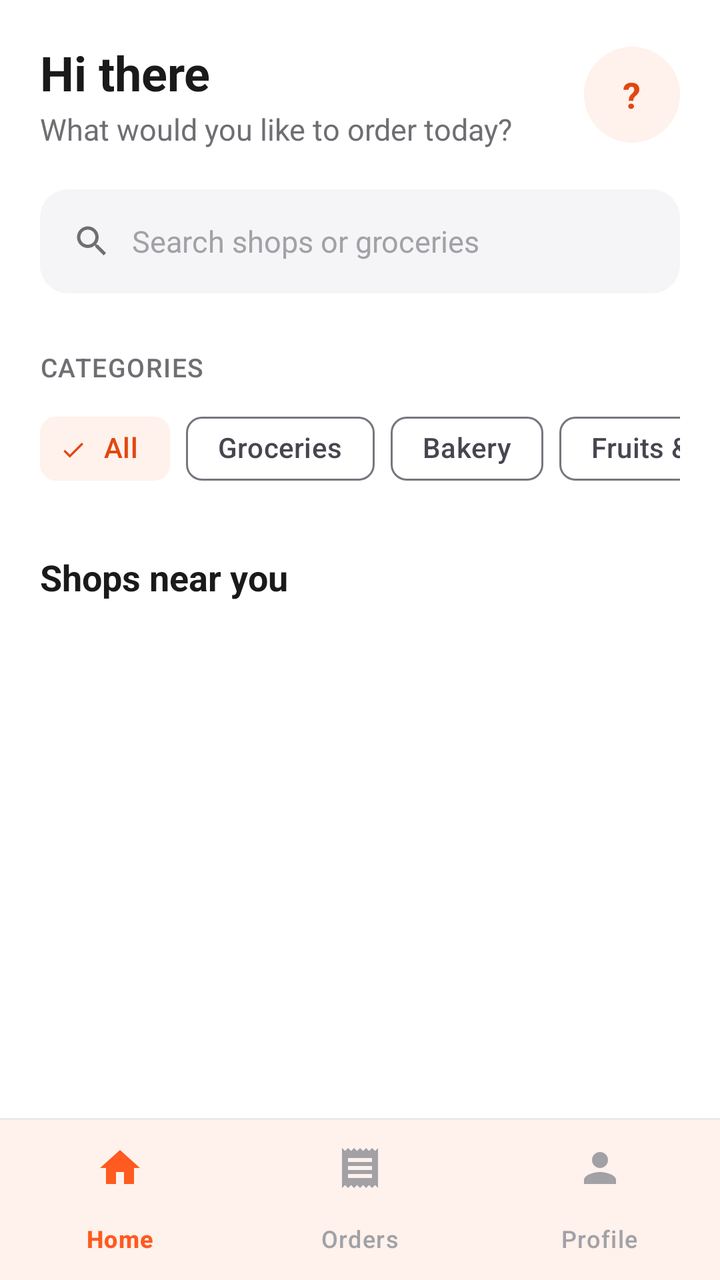
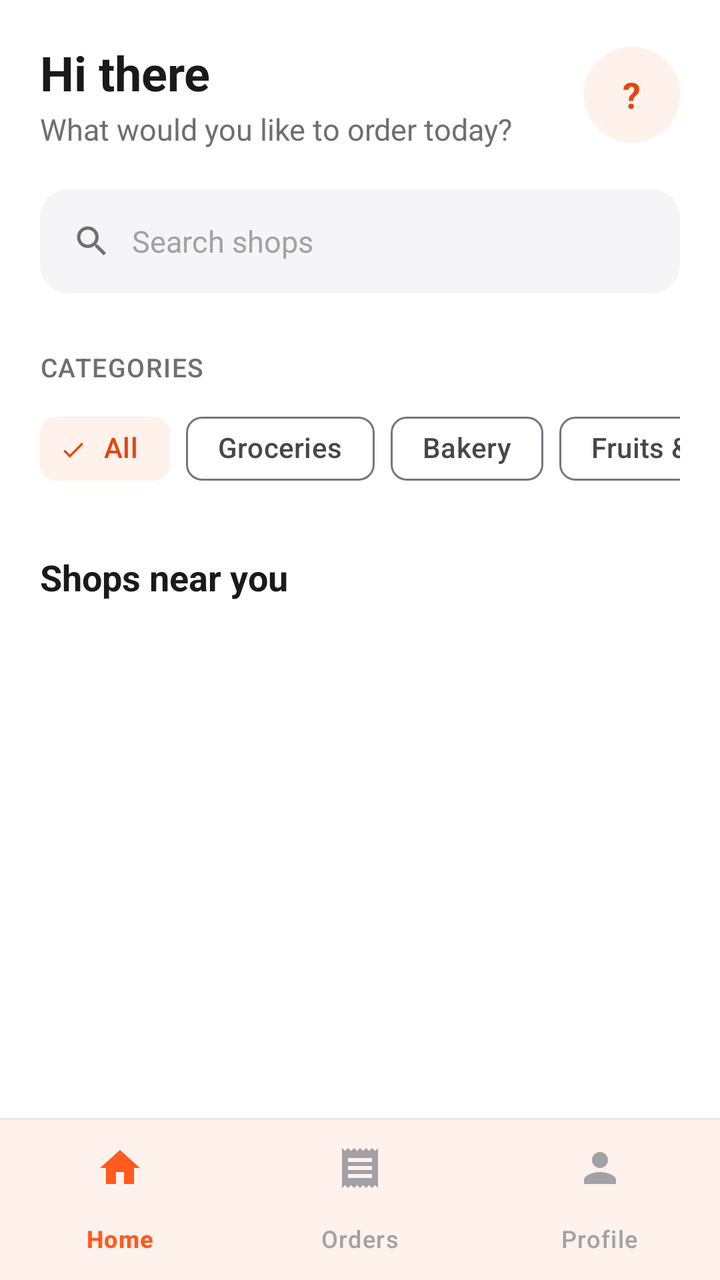

Compare the two renders of this Android layout. The source of the first and the diff that turns it into the second are given below.
<!-- AndroidManifest.xml: application theme Theme.SignalingFoodApp -->
<!-- res/layout/activity_buyer_home.xml -->
<?xml version="1.0" encoding="utf-8"?>
<LinearLayout xmlns:android="http://schemas.android.com/apk/res/android"
    xmlns:app="http://schemas.android.com/apk/res-auto"
    xmlns:tools="http://schemas.android.com/tools"
    android:layout_width="match_parent"
    android:layout_height="match_parent"
    android:background="@color/background"
    android:fitsSystemWindows="true"
    android:orientation="vertical">

    <ScrollView
        android:layout_width="match_parent"
        android:layout_height="0dp"
        android:layout_weight="1">

        <LinearLayout
            android:layout_width="match_parent"
            android:layout_height="wrap_content"
            android:orientation="vertical"
            android:paddingHorizontal="20dp"
            android:paddingTop="20dp"
            android:paddingBottom="24dp">

            
            <LinearLayout
                android:layout_width="match_parent"
                android:layout_height="wrap_content"
                android:gravity="center_vertical"
                android:orientation="horizontal">

                <LinearLayout
                    android:layout_width="0dp"
                    android:layout_height="wrap_content"
                    android:layout_weight="1"
                    android:orientation="vertical">

                    <TextView
                        android:id="@+id/tvGreeting"
                        android:layout_width="wrap_content"
                        android:layout_height="wrap_content"
                        android:text="Hi there"
                        android:textColor="@color/text_primary"
                        android:textSize="24sp"
                        android:textStyle="bold" />

                    <TextView
                        style="@style/Text.Subtitle"
                        android:layout_width="wrap_content"
                        android:layout_height="wrap_content"
                        android:layout_marginTop="2dp"
                        android:text="What would you like to order today?" />
                </LinearLayout>

                
                <FrameLayout
                    android:id="@+id/avatarButton"
                    android:layout_width="48dp"
                    android:layout_height="48dp"
                    android:background="@drawable/bg_circle_soft"
                    android:clickable="true"
                    android:focusable="true"
                    android:foreground="?attr/selectableItemBackgroundBorderless">

                    <TextView
                        android:id="@+id/tvAvatarInitial"
                        android:layout_width="wrap_content"
                        android:layout_height="wrap_content"
                        android:layout_gravity="center"
                        android:text="?"
                        android:textColor="@color/brand_dark"
                        android:textSize="18sp"
                        android:textStyle="bold" />
                </FrameLayout>
            </LinearLayout>

            
            <LinearLayout
                android:id="@+id/searchBar"
                android:layout_width="match_parent"
                android:layout_height="52dp"
                android:layout_marginTop="20dp"
                android:background="@drawable/bg_search"
                android:clickable="true"
                android:focusable="true"
                android:gravity="center_vertical"
                android:orientation="horizontal"
                android:paddingHorizontal="16dp">

                <ImageView
                    android:layout_width="20dp"
                    android:layout_height="20dp"
                    android:contentDescription="@null"
                    android:src="@drawable/ic_search"
                    app:tint="@color/text_secondary" />

                <TextView
                    android:layout_width="wrap_content"
                    android:layout_height="wrap_content"
                    android:layout_marginStart="10dp"
                    android:text="Search shops or groceries"
                    android:textColor="@color/text_hint"
                    android:textSize="15sp" />
            </LinearLayout>

            
            <TextView
                style="@style/Text.Section"
                android:layout_width="wrap_content"
                android:layout_height="wrap_content"
                android:layout_marginTop="28dp"
                android:text="CATEGORIES" />

            <HorizontalScrollView
                android:layout_width="match_parent"
                android:layout_height="wrap_content"
                android:layout_marginTop="8dp"
                android:clipToPadding="false"
                android:scrollbars="none">

                <com.google.android.material.chip.ChipGroup
                    android:id="@+id/chipGroupCategories"
                    android:layout_width="wrap_content"
                    android:layout_height="wrap_content"
                    app:selectionRequired="true"
                    app:singleLine="true"
                    app:singleSelection="true">

                    <com.google.android.material.chip.Chip
                        style="@style/Widget.Material3.Chip.Filter"
                        android:layout_width="wrap_content"
                        android:layout_height="wrap_content"
                        android:checked="true"
                        android:text="All" />

                    <com.google.android.material.chip.Chip
                        style="@style/Widget.Material3.Chip.Filter"
                        android:layout_width="wrap_content"
                        android:layout_height="wrap_content"
                        android:text="Groceries" />

                    <com.google.android.material.chip.Chip
                        style="@style/Widget.Material3.Chip.Filter"
                        android:layout_width="wrap_content"
                        android:layout_height="wrap_content"
                        android:text="Bakery" />

                    <com.google.android.material.chip.Chip
                        style="@style/Widget.Material3.Chip.Filter"
                        android:layout_width="wrap_content"
                        android:layout_height="wrap_content"
                        android:text="Fruits &amp; Veg" />

                    <com.google.android.material.chip.Chip
                        style="@style/Widget.Material3.Chip.Filter"
                        android:layout_width="wrap_content"
                        android:layout_height="wrap_content"
                        android:text="Drinks" />

                    <com.google.android.material.chip.Chip
                        style="@style/Widget.Material3.Chip.Filter"
                        android:layout_width="wrap_content"
                        android:layout_height="wrap_content"
                        android:text="Snacks" />
                </com.google.android.material.chip.ChipGroup>
            </HorizontalScrollView>

            
            <TextView
                android:layout_width="wrap_content"
                android:layout_height="wrap_content"
                android:layout_marginTop="28dp"
                android:text="Shops near you"
                android:textColor="@color/text_primary"
                android:textSize="18sp"
                android:textStyle="bold" />

            
            <ProgressBar
                android:id="@+id/progressShops"
                android:layout_width="wrap_content"
                android:layout_height="wrap_content"
                android:layout_gravity="center_horizontal"
                android:layout_marginTop="24dp" />

            
            <androidx.recyclerview.widget.RecyclerView
                android:id="@+id/rvShops"
                android:layout_width="match_parent"
                android:layout_height="wrap_content"
                android:layout_marginHorizontal="-6dp"
                android:layout_marginTop="6dp"
                android:nestedScrollingEnabled="false"
                app:layoutManager="androidx.recyclerview.widget.GridLayoutManager"
                app:spanCount="2"
                tools:itemCount="4"
                tools:listitem="@layout/item_shop" />

            
            <com.google.android.material.card.MaterialCardView
                android:id="@+id/cardEmptyShops"
                android:layout_width="match_parent"
                android:layout_height="wrap_content"
                android:layout_marginTop="12dp"
                android:visibility="gone"
                app:cardBackgroundColor="@color/background"
                app:cardCornerRadius="18dp"
                app:cardElevation="0dp"
                app:strokeColor="@color/divider"
                app:strokeWidth="1dp">

                <LinearLayout
                    android:layout_width="match_parent"
                    android:layout_height="wrap_content"
                    android:gravity="center_horizontal"
                    android:orientation="vertical"
                    android:padding="28dp">

                    <FrameLayout
                        android:layout_width="64dp"
                        android:layout_height="64dp"
                        android:background="@drawable/bg_circle_soft">

                        <ImageView
                            android:layout_width="30dp"
                            android:layout_height="30dp"
                            android:layout_gravity="center"
                            android:contentDescription="@null"
                            android:src="@drawable/ic_store"
                            app:tint="@color/brand" />
                    </FrameLayout>

                    <TextView
                        android:layout_width="wrap_content"
                        android:layout_height="wrap_content"
                        android:layout_marginTop="16dp"
                        android:text="No shops yet"
                        android:textColor="@color/text_primary"
                        android:textSize="16sp"
                        android:textStyle="bold" />

                    <TextView
                        android:layout_width="wrap_content"
                        android:layout_height="wrap_content"
                        android:layout_marginTop="6dp"
                        android:gravity="center"
                        android:text="Sellers are setting up their shops.\nCheck back soon!"
                        android:textColor="@color/text_secondary"
                        android:textSize="14sp" />
                </LinearLayout>
            </com.google.android.material.card.MaterialCardView>
        </LinearLayout>
    </ScrollView>

    
    <View
        android:layout_width="match_parent"
        android:layout_height="1dp"
        android:background="@color/divider" />

    <com.google.android.material.bottomnavigation.BottomNavigationView
        android:id="@+id/bottomNav"
        android:layout_width="match_parent"
        android:layout_height="wrap_content"
        android:background="@color/background"
        app:itemIconTint="@color/bottom_nav_item"
        app:itemTextColor="@color/bottom_nav_item"
        app:labelVisibilityMode="labeled"
        app:menu="@menu/menu_buyer_bottom" />
</LinearLayout>
<!-- res/layout/item_shop.xml (included above) -->
<?xml version="1.0" encoding="utf-8"?>
<com.google.android.material.card.MaterialCardView xmlns:android="http://schemas.android.com/apk/res/android"
    xmlns:app="http://schemas.android.com/apk/res-auto"
    android:layout_width="match_parent"
    android:layout_height="wrap_content"
    android:layout_margin="6dp"
    android:clickable="true"
    android:focusable="true"
    app:cardBackgroundColor="@color/background"
    app:cardCornerRadius="18dp"
    app:cardElevation="0dp"
    app:strokeColor="@color/divider"
    app:strokeWidth="1dp">

    <LinearLayout
        android:layout_width="match_parent"
        android:layout_height="wrap_content"
        android:orientation="vertical">

        
        <FrameLayout
            android:layout_width="match_parent"
            android:layout_height="112dp"
            android:background="@color/brand_soft">

            <TextView
                android:id="@+id/tvShopInitial"
                android:layout_width="match_parent"
                android:layout_height="match_parent"
                android:gravity="center"
                android:text="?"
                android:textColor="@color/brand_dark"
                android:textSize="36sp"
                android:textStyle="bold" />

            <ImageView
                android:id="@+id/ivShopPhoto"
                android:layout_width="match_parent"
                android:layout_height="match_parent"
                android:contentDescription="Shop photo"
                android:scaleType="centerCrop" />
        </FrameLayout>

        <LinearLayout
            android:layout_width="match_parent"
            android:layout_height="wrap_content"
            android:orientation="vertical"
            android:paddingHorizontal="12dp"
            android:paddingTop="10dp"
            android:paddingBottom="12dp">

            <TextView
                android:id="@+id/tvShopName"
                android:layout_width="match_parent"
                android:layout_height="wrap_content"
                android:ellipsize="end"
                android:maxLines="1"
                android:text="Shop name"
                android:textColor="@color/text_primary"
                android:textSize="15sp"
                android:textStyle="bold" />

            <TextView
                android:id="@+id/tvShopOwner"
                android:layout_width="match_parent"
                android:layout_height="wrap_content"
                android:layout_marginTop="2dp"
                android:ellipsize="end"
                android:maxLines="1"
                android:text="by Owner"
                android:textColor="@color/text_secondary"
                android:textSize="12sp" />
        </LinearLayout>
    </LinearLayout>
</com.google.android.material.card.MaterialCardView>
<!-- resources referenced by this layout -->
<resources>
  <color name="background">#FFFFFF</color>
  <color name="brand">#FF5A1F</color>
  <color name="brand_dark">#E2470F</color>
  <color name="brand_soft">#FFF1EB</color>
  <color name="divider">#E9E9EC</color>
  <color name="text_hint">#A1A1A6</color>
  <color name="text_primary">#1A1A1A</color>
  <color name="text_secondary">#6E6E73</color>
  <!-- drawable bg_circle_soft (drawable) -->
  <?xml version="1.0" encoding="utf-8"?>
  <shape xmlns:android="http://schemas.android.com/apk/res/android"
      android:shape="oval">
      <solid android:color="@color/brand_soft" />
  </shape>
  <!-- drawable bg_search (drawable) -->
  <?xml version="1.0" encoding="utf-8"?>
  <shape xmlns:android="http://schemas.android.com/apk/res/android"
      android:shape="rectangle">
      <solid android:color="@color/surface" />
      <corners android:radius="14dp" />
  </shape>
  <!-- drawable ic_search (drawable) -->
  <?xml version="1.0" encoding="utf-8"?>
  <vector xmlns:android="http://schemas.android.com/apk/res/android"
      android:width="24dp"
      android:height="24dp"
      android:viewportWidth="24"
      android:viewportHeight="24">
      <path
          android:fillColor="#FF000000"
          android:pathData="M15.5,14h-0.79l-0.28,-0.27C15.41,12.59 16,11.11 16,9.5 16,5.91 13.09,3 9.5,3S3,5.91 3,9.5 5.91,16 9.5,16c1.61,0 3.09,-0.59 4.23,-1.57l0.27,0.28v0.79l5,4.99L20.49,19l-4.99,-5zM9.5,14C7.01,14 5,11.99 5,9.5S7.01,5 9.5,5 14,7.01 14,9.5 11.99,14 9.5,14z" />
  </vector>
  <!-- drawable ic_store (drawable) -->
  <?xml version="1.0" encoding="utf-8"?>
  <vector xmlns:android="http://schemas.android.com/apk/res/android"
      android:width="24dp"
      android:height="24dp"
      android:viewportWidth="24"
      android:viewportHeight="24">
      <path
          android:fillColor="#FF000000"
          android:pathData="M20,4H4v2h16V4zM21,14v-2l-1,-5H4l-1,5v2h1v6h10v-6h4v6h2v-6H21zM12,18H6v-4h6V18z" />
  </vector>
  <style name="Text.Section">
          <item name="android:textSize">13sp</item>
          <item name="android:textColor">@color/text_secondary</item>
          <item name="android:fontFamily">sans-serif-medium</item>
          <item name="android:letterSpacing">0.04</item>
      </style>
  <style name="Text.Subtitle">
          <item name="android:textSize">15sp</item>
          <item name="android:textColor">@color/text_secondary</item>
          <item name="android:lineSpacingExtra">2dp</item>
      </style>
  <style name="Theme.SignalingFoodApp" parent="Base.Theme.SignalingFoodApp" />
  <color name="surface">#F5F5F7</color>
  <color name="white">#FFFFFFFF</color>
  <color name="error">#D93025</color>
  <style name="Widget.App.Button" parent="Widget.Material3.Button">
          <item name="android:minHeight">56dp</item>
          <item name="android:insetTop">0dp</item>
          <item name="android:insetBottom">0dp</item>
          <item name="android:textSize">16sp</item>
          <item name="android:textAllCaps">false</item>
          <item name="android:fontFamily">sans-serif-medium</item>
          <item name="cornerRadius">14dp</item>
      </style>
  <style name="Widget.App.TextInput" parent="Widget.Material3.TextInputLayout.OutlinedBox">
          <item name="boxCornerRadiusTopStart">14dp</item>
          <item name="boxCornerRadiusTopEnd">14dp</item>
          <item name="boxCornerRadiusBottomStart">14dp</item>
          <item name="boxCornerRadiusBottomEnd">14dp</item>
          <item name="boxStrokeColor">@color/input_stroke</item>
          <item name="boxStrokeWidth">1dp</item>
          <item name="boxStrokeWidthFocused">2dp</item>
          <item name="hintTextColor">@color/brand</item>
          <item name="boxBackgroundColor">@color/background</item>
      </style>
  <!-- unchanged entries left out for length: 1 -->
</resources>

<!-- the commit's change to res/layout/activity_buyer_home.xml (unified diff, before → after) -->
@@ -93,12 +93,19 @@
                     android:src="@drawable/ic_search"
                     app:tint="@color/text_secondary" />
 
-                <TextView
-                    android:layout_width="wrap_content"
-                    android:layout_height="wrap_content"
+                <EditText
+                    android:id="@+id/etSearch"
+                    android:layout_width="0dp"
+                    android:layout_height="match_parent"
                     android:layout_marginStart="10dp"
-                    android:text="Search shops or groceries"
-                    android:textColor="@color/text_hint"
+                    android:layout_weight="1"
+                    android:background="@null"
+                    android:hint="Search shops"
+                    android:imeOptions="actionSearch"
+                    android:inputType="text"
+                    android:maxLines="1"
+                    android:textColor="@color/text_primary"
+                    android:textColorHint="@color/text_hint"
                     android:textSize="15sp" />
             </LinearLayout>
 
@@ -230,6 +237,7 @@
                     </FrameLayout>
 
                     <TextView
+                        android:id="@+id/tvEmptyShopsTitle"
                         android:layout_width="wrap_content"
                         android:layout_height="wrap_content"
                         android:layout_marginTop="16dp"
@@ -239,6 +247,7 @@
                         android:textStyle="bold" />
 
                     <TextView
+                        android:id="@+id/tvEmptyShopsMessage"
                         android:layout_width="wrap_content"
                         android:layout_height="wrap_content"
                         android:layout_marginTop="6dp"
